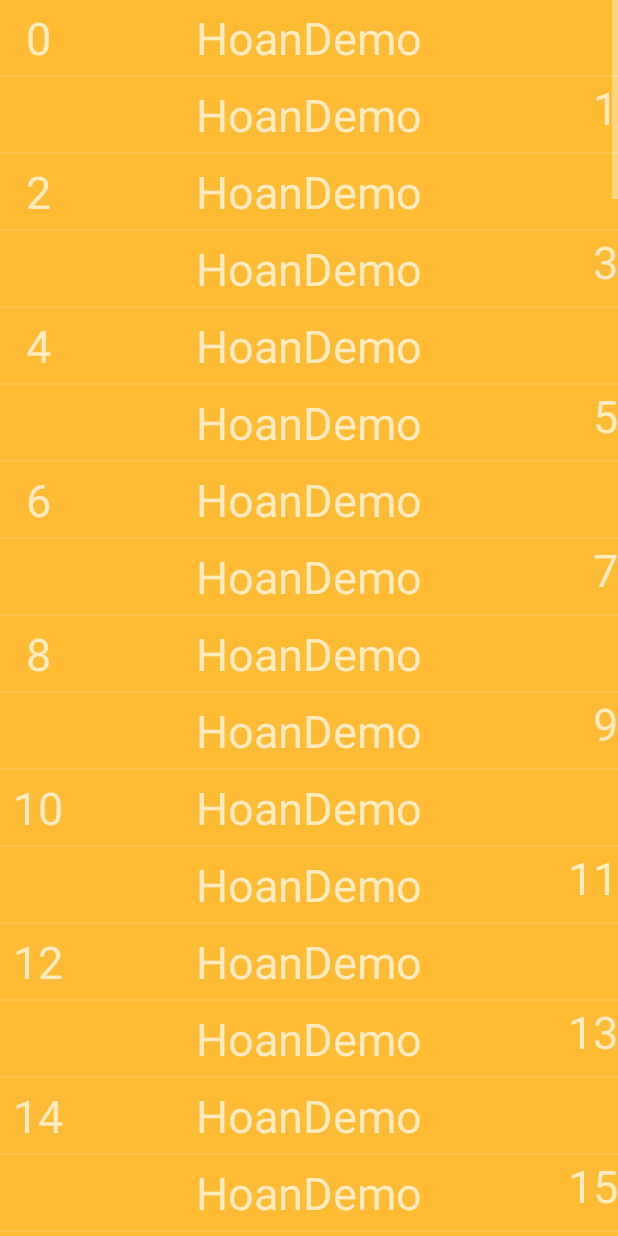
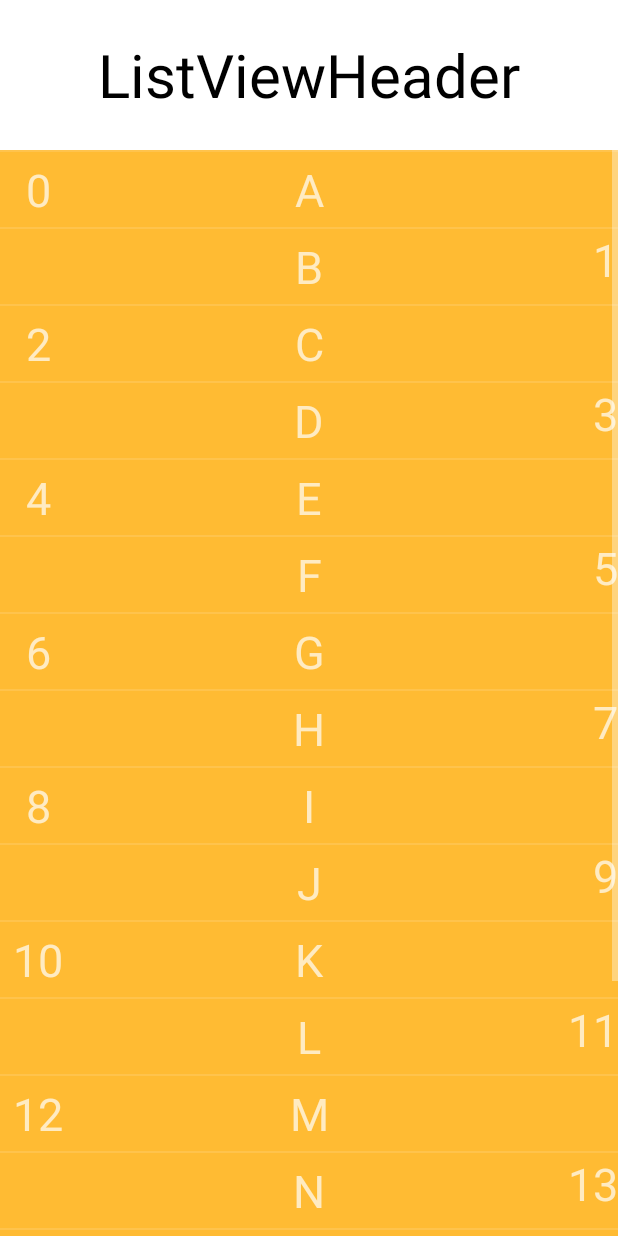
Before and after one commit to htonyn/mobile-app-dev, an Android app: the screen it shows after launch (ListViewActivity), after a tap on an icon or button, on a phone screen of 412 x 824 dp. Run offline under Robolectric (Android 15) with nearby library versions, the phone set to English and light mode, and no system bars.

Commit message:
February 6th

```diff
--- a/app/src/main/AndroidManifest.xml
+++ b/app/src/main/AndroidManifest.xml
@@ -3,6 +3,7 @@
     package="ponkberry.hoandemo">
 
     <application
+        android:name=".HoanApplication"
         android:allowBackup="true"
         android:icon="@mipmap/ic_launcher"
         android:label="@string/app_name"
@@ -16,7 +17,8 @@
             </intent-filter>
         </activity>
         <activity android:name=".ListViewActivity" />
-        <activity android:name=".ViewPagerActivity"></activity>
+        <activity android:name=".ViewPagerActivity" />
+        <activity android:name=".BaseActivity"></activity>
     </application>
 
 </manifest>
--- /dev/null
+++ b/app/src/main/java/ponkberry/hoandemo/BaseActivity.java
@@ -0,0 +1,27 @@
+package ponkberry.hoandemo;
+
+import android.content.Intent;
+import android.support.v7.app.AppCompatActivity;
+import android.os.Bundle;
+import android.widget.Toast;
+
+public class BaseActivity extends AppCompatActivity {
+
+    @Override
+    protected void onCreate(Bundle savedInstanceState) {
+        super.onCreate(savedInstanceState);
+    }
+
+    public void toActivity(Class name) {
+        Intent intent = new Intent(this,name);
+        startActivity(intent);
+    }
+
+    public void toastLong(String content) {
+        Toast.makeText(this,content,Toast.LENGTH_LONG).show();
+    }
+
+    public void toastShort(String content) {
+        Toast.makeText(this,content,Toast.LENGTH_SHORT).show();
+    }
+}
--- /dev/null
+++ b/app/src/main/java/ponkberry/hoandemo/HoanApplication.java
@@ -0,0 +1,18 @@
+package ponkberry.hoandemo;
+
+import android.app.Application;
+
+import ponkberry.hoandemo.util.UtilLog;
+
+/**
+ * Created by Ponk on 2/6/2017.
+ */
+
+public class HoanApplication extends Application {
+    @Override
+    public void onCreate() {
+        super.onCreate();
+        UtilLog.setDebug(true);
+    }
+
+}
--- a/app/src/main/java/ponkberry/hoandemo/ListViewActivity.java
+++ b/app/src/main/java/ponkberry/hoandemo/ListViewActivity.java
@@ -2,10 +2,16 @@ package ponkberry.hoandemo;
 
 import android.support.v7.app.AppCompatActivity;
 import android.os.Bundle;
+import android.util.Log;
+import android.view.Gravity;
 import android.view.View;
 import android.widget.AdapterView;
+import android.widget.LinearLayout;
 import android.widget.ListView;
+import android.widget.TextView;
 import android.widget.Toast;
+
+import java.util.ArrayList;
 
 import ponkberry.hoandemo.adapter.ListViewAdapter;
 
@@ -15,19 +21,55 @@ public class ListViewActivity extends AppCompatActivity implements AdapterView.O
     // on click
 
     private ListView listView;
+    private ArrayList<String> listResult;
 
     @Override
     protected void onCreate(Bundle savedInstanceState) {
         super.onCreate(savedInstanceState);
         setContentView(R.layout.activity_list_view);
+        listResult = new ArrayList<String>();
+        createFakeResult();
         initialView();
+    }
+
+    public void createFakeResult() {
+        listResult.add("A");
+        listResult.add("B");
+        listResult.add("C");
+        listResult.add("D");
+        listResult.add("E");
+        listResult.add("F");
+        listResult.add("G");
+        listResult.add("H");
+        listResult.add("I");
+        listResult.add("J");
+        listResult.add("K");
+        listResult.add("L");
+        listResult.add("M");
+        listResult.add("N");
+        listResult.add("O");
+        listResult.add("P");
+        listResult.add("Q");
     }
 
     private void initialView() {
         listView = (ListView) findViewById(R.id.list_view);
-        ListViewAdapter listViewAdapter = new ListViewAdapter(this);
+        View view = getLayoutInflater().inflate(R.layout.list_view_header, null);
+        // Parameters for inflate is the layout file, and its group
+        // Inflater finds the view
+        LinearLayout listViewHeader = (LinearLayout) view.findViewById(R.id.list_view_header);
+        ListViewAdapter listViewAdapter = new ListViewAdapter(this, listResult);
         // We use this which references the current class 'ListViewActivity' so the activity
         // is the context. The context contains less information than the activity.
+        listView.addHeaderView(listViewHeader);
+
+        TextView tv = new TextView(this);
+        tv.setText("We have no more content.");
+        tv.setTextSize(28);
+        tv.setGravity(Gravity.CENTER);
+        listView.addFooterView(tv);
+        // This is a second way to implement a view.
+
         listView.setAdapter(listViewAdapter);
         listView.setOnItemClickListener(this);
     }
@@ -36,5 +78,9 @@ public class ListViewActivity extends AppCompatActivity implements AdapterView.O
     public void onItemClick(AdapterView<?> parent, View view, int position, long id) {
         Toast.makeText(this,"ListView as clicked at position: "+ position, Toast.LENGTH_LONG).show();
         // 'this' refers to the list activity which contains the list_item.xml
+        // Originally, the first object of the list was at position 0, in the ListViewAdapter,
+        // Now if you add a header, then it becomes the first element giving it position 0. Then the
+        // item list will display its first element as 1 now.
+        Log.d("testListViewActivity",String.valueOf(position));
     }
 }
--- a/app/src/main/java/ponkberry/hoandemo/MainActivity.java
+++ b/app/src/main/java/ponkberry/hoandemo/MainActivity.java
@@ -6,17 +6,20 @@ import android.support.design.widget.FloatingActionButton;
 import android.support.design.widget.Snackbar;
 import android.support.v7.app.AppCompatActivity;
 import android.support.v7.widget.Toolbar;
+import android.util.Log;
 import android.view.View;
 import android.view.Menu;
 import android.view.MenuItem;
 import android.widget.ImageButton;
 import android.widget.Toast;
 
+import ponkberry.hoandemo.util.UtilLog;
+
 // The R object is based on the resource folder. If you have an error with R, then you have errors
 // within your resource folder. The errors most likely  lies within the .xml files you created
 // You must fix those prior to fixing the ones in the java files
 
-public class MainActivity extends AppCompatActivity {
+public class MainActivity extends BaseActivity {
 
     private ImageButton bt1;
     private ImageButton bt3;
@@ -49,14 +52,20 @@ public class MainActivity extends AppCompatActivity {
         bt3.setOnClickListener(new View.OnClickListener() {
             @Override
             public void onClick(View v) {
-                    Intent intent = new Intent(v.getContext(), ListViewActivity.class);
-                    startActivity(intent);
+                toActivity(ListViewActivity.class);
+//                    Intent intent = new Intent(v.getContext(), ListViewActivity.class);
+//                    startActivity(intent);
             }
         }
         );
     }
     public void onClick(View v) {
-        Toast.makeText(this,"Button2 was clicked",Toast.LENGTH_LONG).show();
+//        Toast.makeText(this,"Button2 was clicked",Toast.LENGTH_LONG).show();
+        toastLong("Button2 was clicked.");
+        UtilLog.logD("testD","Toast");
+        //Log.d("testD","Toast");
+        //Log.e("testE","Toast");
+
     }
 }
 
--- a/app/src/main/java/ponkberry/hoandemo/adapter/ListViewAdapter.java
+++ b/app/src/main/java/ponkberry/hoandemo/adapter/ListViewAdapter.java
@@ -6,6 +6,8 @@ import android.view.View;
 import android.view.ViewGroup;
 import android.widget.BaseAdapter;
 import android.widget.TextView;
+
+import java.util.ArrayList;
 
 import ponkberry.hoandemo.R;
 
@@ -19,16 +21,17 @@ public class ListViewAdapter extends BaseAdapter {
 
     private Context mContext;
     private final LayoutInflater mInflater;
+    private final ArrayList<String> listResult;
 
-
-    public ListViewAdapter(Context context) {
+    public ListViewAdapter(Context context, ArrayList<String> listResult) {
         this.mContext = context;
+        this.listResult = listResult;
         mInflater = (LayoutInflater) mContext.getSystemService(Context.LAYOUT_INFLATER_SERVICE);
     }
 
     @Override
     public int getCount() {
-        return 100;
+        return listResult.size();
     }
     // This is the number of items the list can view
     @Override
@@ -63,6 +66,7 @@ public class ListViewAdapter extends BaseAdapter {
         }
         holder.textView1.setText(String.valueOf(position));
         holder.textView3.setText(String.valueOf(position));
+        holder.textView2.setText(listResult.get(position));
         if (position%2 == 0) {
             holder.textView1.setVisibility(View.VISIBLE);
             holder.textView3.setVisibility(View.INVISIBLE);
--- /dev/null
+++ b/app/src/main/java/ponkberry/hoandemo/util/UtilLog.java
@@ -0,0 +1,35 @@
+package ponkberry.hoandemo.util;
+
+import android.util.Log;
+
+/**
+ * Created by Ponk on 2/6/2017.
+ */
+
+public class UtilLog {
+    private static boolean Debug = false;
+
+    public static void setDebug (boolean b) {
+        Debug = b;
+    }
+
+    public static void logD(String key, String value) {
+        if(Debug) {
+            Log.d(key, value);
+        }
+    }
+
+    // Do not import any classes into the util folder except for the Log file as every Android
+    // device has the Log class. This also means you can copy the same util folder to other
+    // applications and it'd still work flawlessly
+
+    // Log Commands
+    // V = Verbose
+    // D = Debug
+    // E = Error
+    // I = Info
+    // W = Warn
+    // A = Assert
+
+    // Homework build all error logs
+}
--- /dev/null
+++ b/app/src/main/res/layout/list_view_header.xml
@@ -0,0 +1,18 @@
+<?xml version="1.0" encoding="utf-8"?>
+<LinearLayout
+    xmlns:android="http://schemas.android.com/apk/res/android"
+    android:id="@+id/list_view_header"
+    android:orientation="vertical"
+    android:layout_width="match_parent"
+    android:layout_height="100dp"
+    android:background="@color/white">
+
+    <TextView
+        android:layout_width="match_parent"
+        android:layout_height="100dp"
+        android:textSize="40sp"
+        android:gravity="center"
+        android:textColor="@color/black"
+        android:text="ListViewHeader"/>
+
+</LinearLayout>
```
